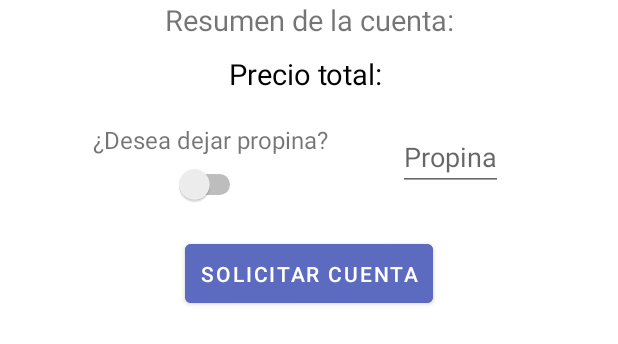
After one commit to fer227/ServitPlus, an Android app: the layout cuenta_activa.xml on its own in the app's theme, with its tools: preview values and no code run, on a phone screen of 412 x 824 dp. The commit adds this screen. Shown: the top 344 px of the screen. Run offline under Robolectric (Android 15) with nearby library versions, the phone set to English and light mode, and no system bars.

Commit message:
Layout principal de la cuenta

```diff
--- a/app/src/main/java/com/app/servit/api/RetrofitAPI.java
+++ b/app/src/main/java/com/app/servit/api/RetrofitAPI.java
@@ -29,6 +29,10 @@ public interface RetrofitAPI {
     @FormUrlEncoded
     Call<Void> aniadirCarrito(@Field("producto") String producto, @Field("cantidad") String cantidad);
 
+    @POST("/pedido")
+    @FormUrlEncoded
+    Call<Void> confirmarCarrito();
+
     @DELETE("/carrito/{id}")
     Call<Void> borrarDelCarrito(@Path("id") String id);
 }
--- a/app/src/main/java/com/app/servit/fragments/CarritoFragment.java
+++ b/app/src/main/java/com/app/servit/fragments/CarritoFragment.java
@@ -154,7 +154,17 @@ public class CarritoFragment extends Fragment {
                         MainActivity.viewPager2.setCurrentItem(2);
                         bottomSheetDialog.hide();
 
+                        RetrofitService.getInstance().confirmarCarrito().enqueue(new Callback<Void>() {
+                            @Override
+                            public void onResponse(Call<Void> call, Response<Void> response) {
+                                //avisar a la cuenta de actualizarse
+                            }
 
+                            @Override
+                            public void onFailure(Call<Void> call, Throwable t) {
+                                Utils.enviarToast("No se pudo confirmar el carrito", getContext());
+                            }
+                        });
                     }
                 });
 
--- /dev/null
+++ b/app/src/main/res/layout/cuenta_activa.xml
@@ -0,0 +1,101 @@
+<?xml version="1.0" encoding="utf-8"?>
+<LinearLayout xmlns:android="http://schemas.android.com/apk/res/android"
+    xmlns:tools="http://schemas.android.com/tools"
+    android:layout_width="match_parent"
+    android:layout_height="match_parent"
+    android:orientation="vertical"
+    xmlns:app="http://schemas.android.com/apk/res-auto">
+
+    <TextView
+        android:layout_width="match_parent"
+        android:layout_height="wrap_content"
+        android:text="Resumen de la cuenta:"
+        android:textAlignment="center"
+        android:textSize="19sp"/>
+
+    <androidx.constraintlayout.widget.ConstraintLayout
+        android:layout_width="match_parent"
+        android:layout_height="wrap_content"
+        android:layout_gravity="center">
+
+        <androidx.recyclerview.widget.RecyclerView
+            android:id="@+id/lista_acuenta"
+            android:layout_width="wrap_content"
+            android:layout_height="wrap_content"
+            android:background="@color/grisSuave"
+            app:layout_constraintEnd_toEndOf="parent"
+            app:layout_constraintStart_toStartOf="parent"
+            app:layout_constraintTop_toTopOf="parent">
+
+        </androidx.recyclerview.widget.RecyclerView>
+
+        <TextView
+            android:id="@+id/precio_cuenta"
+            android:layout_width="match_parent"
+            android:layout_height="wrap_content"
+            android:layout_marginTop="10dp"
+            android:text="Precio total: "
+            android:textAlignment="center"
+            android:textColor="@color/black"
+            android:textSize="19sp"
+            app:layout_constraintStart_toStartOf="parent"
+            app:layout_constraintTop_toBottomOf="@+id/lista_acuenta" />
+
+        <LinearLayout
+            android:id="@+id/linear_propina"
+            android:layout_width="match_parent"
+            android:layout_height="wrap_content"
+            android:layout_marginTop="20dp"
+            android:orientation="horizontal"
+            app:layout_constraintTop_toBottomOf="@+id/precio_cuenta"
+            tools:layout_editor_absoluteX="0dp">
+
+            <LinearLayout
+                android:layout_width="250dp"
+                android:layout_height="wrap_content"
+                android:orientation="vertical"
+                android:layout_marginLeft="15dp"
+                android:gravity="center">
+
+                <TextView
+                    android:layout_width="wrap_content"
+                    android:layout_height="wrap_content"
+                    android:textSize="16sp"
+                    android:text="¿Desea dejar propina?" />
+
+                <Switch
+                    android:layout_width="wrap_content"
+                    android:layout_height="wrap_content"
+                    android:checked="false"
+                    android:theme="@style/SCBSwitch"
+                    android:layout_marginTop="5dp"/>
+
+            </LinearLayout>
+
+            <EditText
+                android:layout_gravity="center_horizontal"
+                android:gravity="center_horizontal"
+                android:layout_width="wrap_content"
+                android:hint="Propina"
+                android:layout_height="wrap_content"/>
+
+        </LinearLayout>
+
+        <Button
+            android:id="@+id/confirmar_pedido"
+            android:layout_width="wrap_content"
+            android:layout_height="wrap_content"
+            android:layout_marginTop="20dp"
+            android:backgroundTint="@color/colorSecondary"
+            android:drawableTint="@color/white"
+            android:padding="10dp"
+            android:text="Solicitar cuenta"
+            android:textColor="@color/white"
+            app:layout_constraintEnd_toEndOf="parent"
+            app:layout_constraintHorizontal_bias="0.5"
+            app:layout_constraintStart_toStartOf="parent"
+            app:layout_constraintTop_toBottomOf="@+id/linear_propina" />
+
+    </androidx.constraintlayout.widget.ConstraintLayout>
+
+</LinearLayout>
--- a/app/src/main/res/values/colors.xml
+++ b/app/src/main/res/values/colors.xml
@@ -27,4 +27,6 @@
 
     <color name="red">#f44336</color>
 
+    <color name="grisSuave">#e8eaf6 </color>
+
 </resources>
--- a/app/src/main/res/values/themes.xml
+++ b/app/src/main/res/values/themes.xml
@@ -27,4 +27,9 @@
         parent="Widget.Design.BottomSheet.Modal">
         <item name="android:background">@drawable/bottom_sheet_background</item>
     </style>
+
+    <style name="SCBSwitch" parent="Theme.AppCompat.Light">
+        <!-- active thumb & track color (30% transparency) -->
+        <item name="colorControlActivated">#5C6BC0</item>
+    </style>
 </resources>
```
